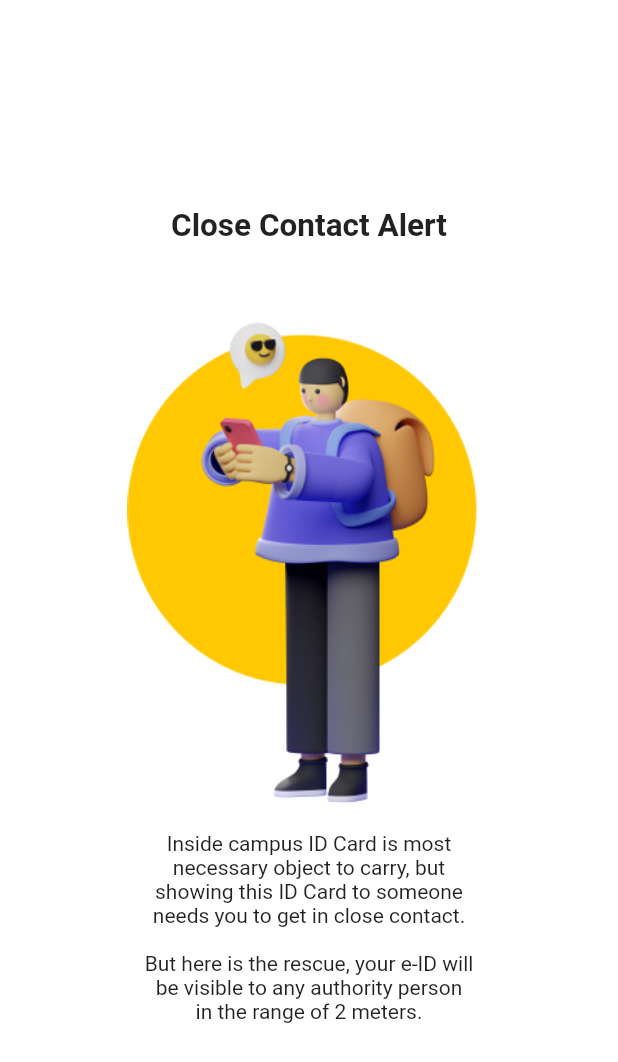
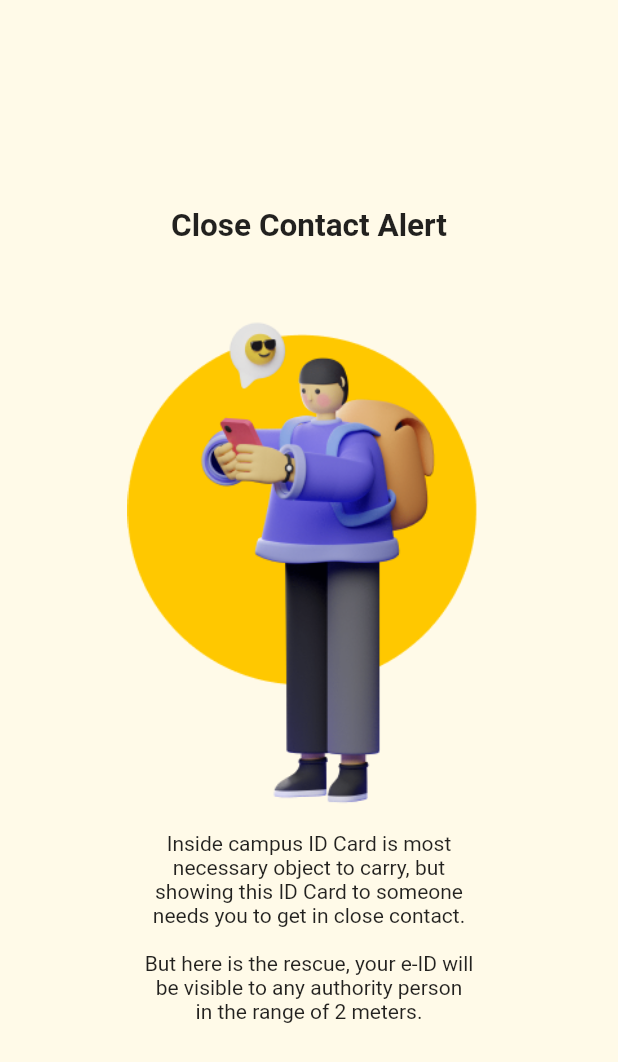
Before and after one commit to shiningcoders/CU-Safe, a Flutter app: the screen it shows after launch, swiped to page 2, on a phone screen of 412 x 824 dp. Shown: the top 1062 px of the screen. Run offline on Flutter 3.47's test engine with Material 2 defaults, Android fonts, the phone set to English and light mode, and no system bars; drawn by our look-alikes of liquid_swipe; missing offline and left inert: dough.

Commit message:
Improved Onboarding Screens

```diff
--- a/cusafe/lib/Screens/Onboarding/baseOnboarding.dart
+++ b/cusafe/lib/Screens/Onboarding/baseOnboarding.dart
@@ -1,4 +1,5 @@
 import 'package:cusafe/Screens/Onboarding/loginPage.dart';
+import 'package:cusafe/Theme/colorTheme.dart';
 import 'package:cusafe/Widgets/onboardingPageWidget.dart';
 import 'package:flutter/material.dart';
 import 'package:liquid_swipe/liquid_swipe.dart';
@@ -16,18 +17,21 @@ class OnboardingScreen extends StatelessWidget {
             image: 'assets/images/RedImage.png',
             content:
                 'Inside campus ID Card is most\nnecessary object to carry, but\nshowing this ID Card to someone\nneeds you to get in close contact.\n\nBut here is the rescue, your e-ID will\nbe visible to any authority person\nin the range of 2 meters.',
+            bgColor: ThemeColors.red12,
           ),
           OnboardingPageWidget(
             title: 'Close Contact Alert',
             image: 'assets/images/YellowImage.png',
             content:
                 'Inside campus ID Card is most\nnecessary object to carry, but\nshowing this ID Card to someone\nneeds you to get in close contact.\n\nBut here is the rescue, your e-ID will\nbe visible to any authority person\nin the range of 2 meters.',
+            bgColor: ThemeColors.yellow12,
           ),
           OnboardingPageWidget(
             title: 'Health Monitoring',
             image: 'assets/images/BlueImage.png',
             content:
                 'Inside campus ID Card is most\nnecessary object to carry, but\nshowing this ID Card to someone\nneeds you to get in close contact.\n\nBut here is the rescue, your e-ID will\nbe visible to any authority person\nin the range of 2 meters.',
+            bgColor: ThemeColors.blue12,
           ),
           LoginPage(),
         ],
--- a/cusafe/lib/Screens/Onboarding/loginPage.dart
+++ b/cusafe/lib/Screens/Onboarding/loginPage.dart
@@ -6,7 +6,7 @@ class LoginPage extends StatelessWidget {
   @override
   Widget build(BuildContext context) {
     return Scaffold(
-      backgroundColor: ThemeColors.white,
+      backgroundColor: ThemeColors.purple12,
       body: Column(
         children: [
           Expanded(
--- a/cusafe/lib/Theme/colorTheme.dart
+++ b/cusafe/lib/Theme/colorTheme.dart
@@ -2,9 +2,13 @@ import 'package:flutter/material.dart';
 
 class ThemeColors {
   static final Color red = Color(0xffFF4757);
+  static final Color red12 = Color(0xffFFF3F4);
   static final Color yellow = Color(0xffFFC700);
+  static final Color yellow12 = Color(0xffFFFAE8);
   static final Color blue = Color(0xff00D1FF);
+  static final Color blue12 = Color(0xffEAFBFF);
   static final Color purple = Color(0xff8F03FD);
+  static final Color purple12 = Color(0xffF6EBFF);
   static final Color lightGrey = Color(0xffF6F6F6);
   static final Color midGrey = Color(0xff9A9A9A);
   static final Color darkGrey = Color(0xff585858);
--- a/cusafe/lib/Widgets/onboardingPageWidget.dart
+++ b/cusafe/lib/Widgets/onboardingPageWidget.dart
@@ -1,4 +1,3 @@
-import 'package:cusafe/Theme/colorTheme.dart';
 import 'package:dough/dough.dart';
 import 'package:flutter/material.dart';
 
@@ -7,14 +6,16 @@ class OnboardingPageWidget extends StatelessWidget {
     @required this.title,
     @required this.image,
     @required this.content,
+    @required this.bgColor,
   });
+  Color bgColor;
   String title;
   String image;
   String content;
   @override
   Widget build(BuildContext context) {
     return Scaffold(
-      backgroundColor: ThemeColors.white,
+      backgroundColor: bgColor,
       body: Column(
         children: [
           Expanded(
```
